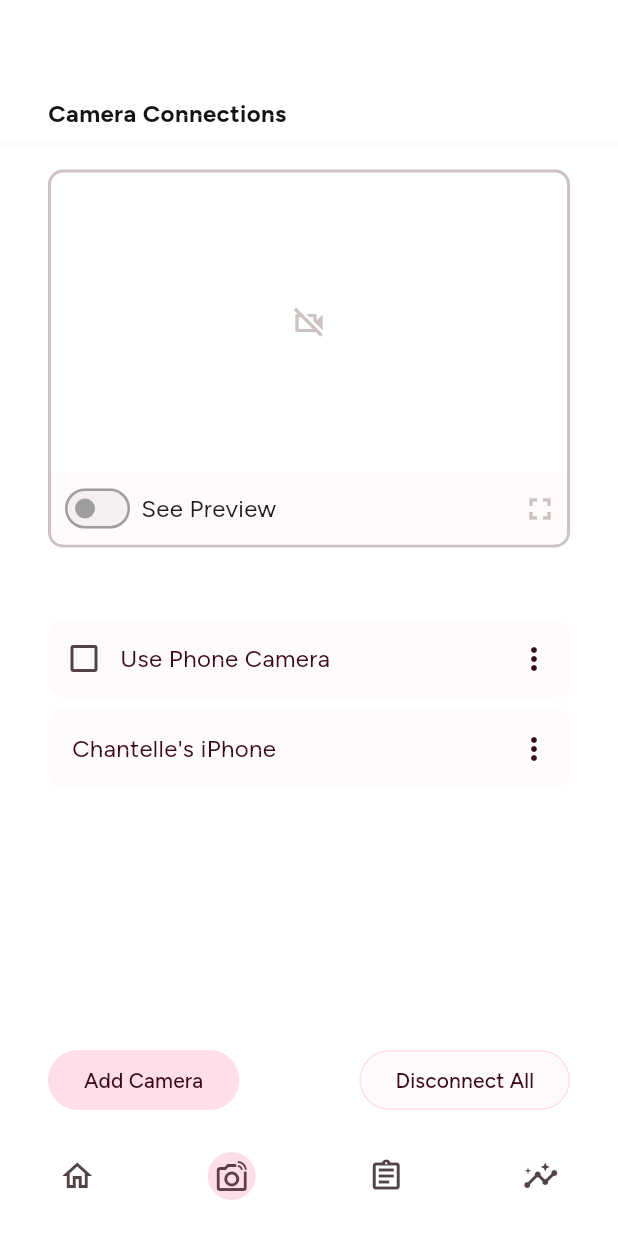
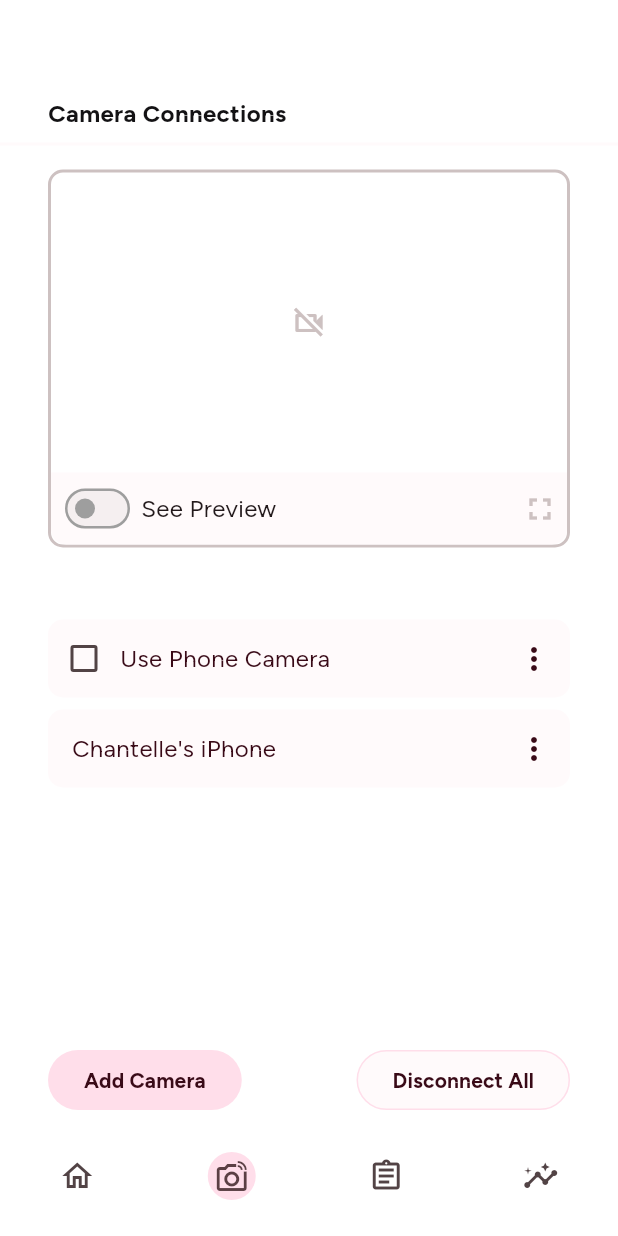
Before and after one commit to jacq-lee/brava, a Flutter app: the screen it shows after launch, item 2 of the bottom bar chosen, on a phone screen of 412 x 824 dp. Run offline on Flutter 3.47's test engine with Material 3 defaults, Android fonts, the phone set to English and light mode, and no system bars.

Commit message:
Remove google_font dependency, group colors into BravaColors class

```diff
--- a/brava/lib/screens/camera.dart
+++ b/brava/lib/screens/camera.dart
@@ -50,7 +50,7 @@ class VideoPreviewWidget extends StatelessWidget {
     return Container(
       // Border around whole video preview widget.
       decoration: BoxDecoration(
-        border: Border.all(color: dirtyDuckGrey, width: 2,),
+        border: Border.all(color: BravaColors.dirtyDuckGrey, width: 2,),
         borderRadius: BorderRadius.all(Radius.circular(cornerRad)),
       ),
       child: Column(
@@ -61,14 +61,14 @@ class VideoPreviewWidget extends StatelessWidget {
             alignment: AlignmentDirectional.center,
             children: [
               SizedBox(height: 200),
-              Icon(Icons.videocam_off_outlined, color: dirtyDuckGrey,)
+              Icon(Icons.videocam_off_outlined, color: BravaColors.dirtyDuckGrey,)
             ],
           ),
           // Bottom control bar of video preview.
           Container(
             padding: EdgeInsets.symmetric(horizontal: 6, vertical: 4),
             decoration: BoxDecoration(
-              color: lightestPink,
+              color: BravaColors.lightestPink,
                 borderRadius: BorderRadius.vertical(bottom: Radius.circular(cornerRad))
             ),
             child: Row(
@@ -83,7 +83,7 @@ class VideoPreviewWidget extends StatelessWidget {
                 SizedBox(width: 4),
                 Text("See Preview"),
                 Expanded(child: SizedBox()),
-                Icon(Icons.fullscreen, color: dirtyDuckGrey),  // Make functional and enable/disable
+                Icon(Icons.fullscreen, color: BravaColors.dirtyDuckGrey),  // Make functional and enable/disable
               ],
             ),
           ),
@@ -107,7 +107,7 @@ class ConnectedCameraCard extends StatelessWidget {
     return Container(
       padding: EdgeInsets.symmetric(vertical: 2,),
       decoration: BoxDecoration(
-        color: lightestPink,
+        color: BravaColors.lightestPink,
         borderRadius: BorderRadius.all(Radius.circular(10.0),),
       ),
       child: Row(
@@ -117,7 +117,7 @@ class ConnectedCameraCard extends StatelessWidget {
             // If the card is for a phone's built in camera, add a checkbox for
             // enabling/disabling its use.
             Checkbox(
-              checkColor: bravaPink,
+              checkColor: BravaColors.bravaPink,
               // fillColor: WidgetStateProperty.resolveWith(getColor),
               value: false,
               onChanged: (bool? value) {},
@@ -127,11 +127,11 @@ class ConnectedCameraCard extends StatelessWidget {
             SizedBox(width: 16,),
           Text(
             deviceName,
-            style: TextStyle(color: stagePink,),
+            style: TextStyle(color: BravaColors.stagePink,),
           ),
           Expanded(child: SizedBox(),),
           PopupMenuButton(
-            iconColor: stagePink,
+            iconColor: BravaColors.stagePink,
             itemBuilder: (BuildContext context) => <PopupMenuEntry<CameraMenu>>[
               const PopupMenuItem<CameraMenu>(
                 value: CameraMenu.rename,
--- a/brava/lib/screens/home.dart
+++ b/brava/lib/screens/home.dart
@@ -46,15 +46,15 @@ class TlProgressIndicator extends StatelessWidget {
           height: 280,
           decoration: BoxDecoration(
             shape: BoxShape.circle,
-            color: lightestPink,
+            color: BravaColors.lightestPink,
             border: Border.all(color: Color(0xFFFCF3F6), width: 2,),
           ),
         ),
         CircularProgressIndicator(
           constraints: BoxConstraints(minWidth: 300, minHeight: 300),
           value: 0.76,
-          valueColor: AlwaysStoppedAnimation(bravaPink),
-          backgroundColor: lightGrey,
+          valueColor: AlwaysStoppedAnimation(BravaColors.bravaPink),
+          backgroundColor: BravaColors.lightGrey,
           strokeWidth: 8,
           strokeCap: StrokeCap.round,
         ),
@@ -68,7 +68,7 @@ class TlProgressIndicator extends StatelessWidget {
               ),
             ),
             SizedBox(height: 4),
-            Text("of Daily Training\nLoad Limit", textAlign: TextAlign.center, style: TextStyle(color: stagePink, fontWeight: FontWeight.w500),),
+            Text("of Daily Training\nLoad Limit", textAlign: TextAlign.center, style: TextStyle(color: BravaColors.stagePink, fontWeight: FontWeight.w500),),
           ],
         )
       ],
--- a/brava/lib/style/style.dart
+++ b/brava/lib/style/style.dart
@@ -1,15 +1,16 @@
 import 'package:flutter/material.dart';
-import 'package:google_fonts/google_fonts.dart';
 
 
-const bravaPink = Color(0xFFFE6E93);
-const lightPink = Color(0xFFFFDEEA);
-const lightestPink = Color(0xFFFFFAFB);
-const queenPink = Color(0xFFEF3A69);
-const lightGrey = Color(0xFFF3F2F2);
-const dirtyDuckGrey = Color(0xFFCDC1C1);
-const stagePink = Color(0xFF390A17);
-const marleyBlack = Color(0xFF131214);
+class BravaColors {
+  static const bravaPink = Color(0xFFFE6E93);
+  static const lightPink = Color(0xFFFFDEEA);
+  static const lightestPink = Color(0xFFFFFAFB);
+  static const queenPink = Color(0xFFEF3A69);
+  static const lightGrey = Color(0xFFF3F2F2);
+  static const dirtyDuckGrey = Color(0xFFCDC1C1);
+  static const stagePink = Color(0xFF390A17);
+  static const marleyBlack = Color(0xFF131214);
+}
 
 const edgePadH = 32.0;  // Standard padding from the edge of the screen.
 const edgePadTop = 64.0;  // Standard padding from the top of the screen.
@@ -18,32 +19,42 @@ final bravaAppTheme = ThemeData(
   // The theme of the application.
   // Most important attributes: colorScheme and textTheme.
   useMaterial3: true,
-  colorScheme: ColorScheme.fromSeed(seedColor: bravaPink),
+  colorScheme: ColorScheme.fromSeed(seedColor: BravaColors.bravaPink),
   // Define the default text styling for headlines, titles, bodies of
   // text, etc.
   fontFamily: 'Figtree',
   textTheme: TextTheme(
-  //   displayLarge: GoogleFonts.figtree(),
-  //   displayMedium: GoogleFonts.figtree(),
-  //   displaySmall: GoogleFonts.figtree(),
-  //   headlineLarge: GoogleFonts.figtree(),
-  //   headlineMedium: GoogleFonts.figtree(),
-  //   headlineSmall: GoogleFonts.figtree(),
-  //   titleLarge: GoogleFonts.figtree(),
-  //   titleMedium: GoogleFonts.figtree(),
-  //   titleSmall: GoogleFonts.figtree(),
-  //   bodyLarge: GoogleFonts.figtree(),
-    bodyMedium: GoogleFonts.figtree(
+  //   displayLarge: TextStyle(),
+  //   displayMedium: TextStyle(),
+  //   displaySmall: TextStyle(),
+  //   headlineLarge: TextStyle(),
+  //   headlineMedium: TextStyle(),
+  //   headlineSmall: TextStyle(),
+  //   titleLarge: TextStyle(),
+  //   titleMedium: TextStyle(),
+  //   titleSmall: TextStyle(),
+  //   bodyLarge: TextStyle(),
+    bodyMedium: TextStyle(
+      // Usage: Default body text.
       fontSize: 16,
     ),
-  //   bodySmall: GoogleFonts.figtree(),
-  //   labelLarge: GoogleFonts.figtree(),
-  //   labelMedium: GoogleFonts.figtree(),
-  //   labelSmall: GoogleFonts.figtree(),
+  //   bodySmall: TextStyle(),
+    labelLarge: TextStyle(
+      // Usage: e.g. bolded text on buttons or interactive elements.
+      fontWeight: FontWeight.w700,
+    ),
+    labelMedium: TextStyle(
+      // Usage: Standard small subtitle font.
+      fontWeight: FontWeight.w300,  // Not applying for some reason.
+    ),
+    labelSmall: TextStyle(
+      // Usage: Smallest subtitle font.
+      fontWeight: FontWeight.w300,  // Not applying for some reason.
+    ),
   ),
   navigationBarTheme: NavigationBarThemeData(
     backgroundColor: Colors.white,
-    indicatorColor: lightPink,
+    indicatorColor: BravaColors.lightPink,
     indicatorShape: CircleBorder(),
     labelBehavior: NavigationDestinationLabelBehavior.alwaysHide,
   ),
--- a/brava/lib/widgets/widgets.dart
+++ b/brava/lib/widgets/widgets.dart
@@ -44,13 +44,13 @@ class PageHeader extends StatelessWidget {
     return Container(
       padding: EdgeInsets.only(left: edgePadH, right: edgePadH, bottom: 8,),
       decoration: BoxDecoration(
-        border: Border(bottom: BorderSide(color: lightestPink, width: 2,),),
+        border: Border(bottom: BorderSide(color: BravaColors.lightestPink, width: 2,),),
       ),
       child: Row(
         children: [
           Text(
               pageTitle,
-              style: TextStyle(color: marleyBlack, fontWeight: FontWeight.w700),
+              style: TextStyle(color: BravaColors.marleyBlack, fontWeight: FontWeight.w700),
           ),
           Expanded(child: SizedBox(),),
         ],
@@ -69,8 +69,8 @@ class PrimaryButton extends StatelessWidget {
   Widget build(BuildContext context) {
     return FilledButton(
       style: FilledButton.styleFrom(
-        backgroundColor: lightPink,
-        foregroundColor: stagePink,
+        backgroundColor: BravaColors.lightPink,
+        foregroundColor: BravaColors.stagePink,
       ),
       onPressed: () {},
       child: Text(btnText),
@@ -88,9 +88,9 @@ class SecondaryButton extends StatelessWidget {
   Widget build(BuildContext context) {
     return OutlinedButton(
       style: OutlinedButton.styleFrom(
-        backgroundColor: lightestPink,
-        foregroundColor: stagePink,
-        side: BorderSide(color: lightPink,),
+        backgroundColor: BravaColors.lightestPink,
+        foregroundColor: BravaColors.stagePink,
+        side: BorderSide(color: BravaColors.lightPink,),
       ),
       onPressed: () {},
       child: Text(btnText,),
@@ -114,9 +114,9 @@ class _SwitchWidgetState extends State<SwitchWidget> {
     return Switch(
       // This bool value toggles the switch.
       value: light,
-      activeTrackColor: bravaPink,  // Background colour (active).
+      activeTrackColor: BravaColors.bravaPink,  // Background colour (active).
       activeColor: Colors.white,  // Small, inner circle.
-      inactiveTrackColor: dirtyDuckGrey.withAlpha(50),  // Background colour (inactive).
+      inactiveTrackColor: BravaColors.dirtyDuckGrey.withAlpha(50),  // Background colour (inactive).
       inactiveThumbColor: Colors.grey.shade500,  // Small, inner circle.
       trackOutlineColor: WidgetStateProperty.resolveWith<Color?>((Set<WidgetState> states) {  // Border colour (inactive).
         if (states.contains(WidgetState.selected)) {
--- a/brava/pubspec.yaml
+++ b/brava/pubspec.yaml
@@ -34,7 +34,7 @@ dependencies:
   # The following adds the Cupertino Icons font to your application.
   # Use with the CupertinoIcons class for iOS style icons.
   cupertino_icons: ^1.0.8
-  google_fonts: ^6.2.1
+  expandable: ^5.0.1
 
 dev_dependencies:
   flutter_test:
```
